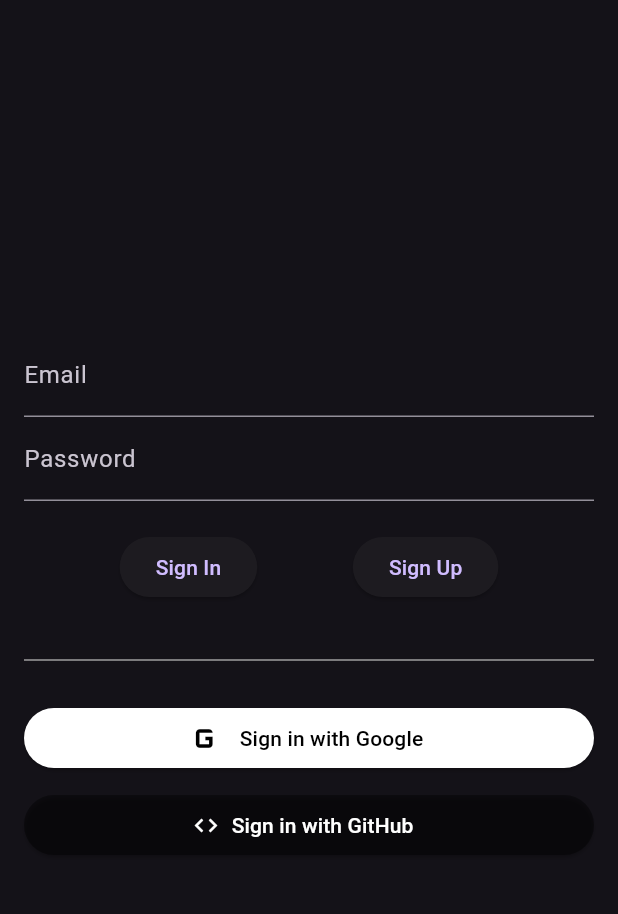
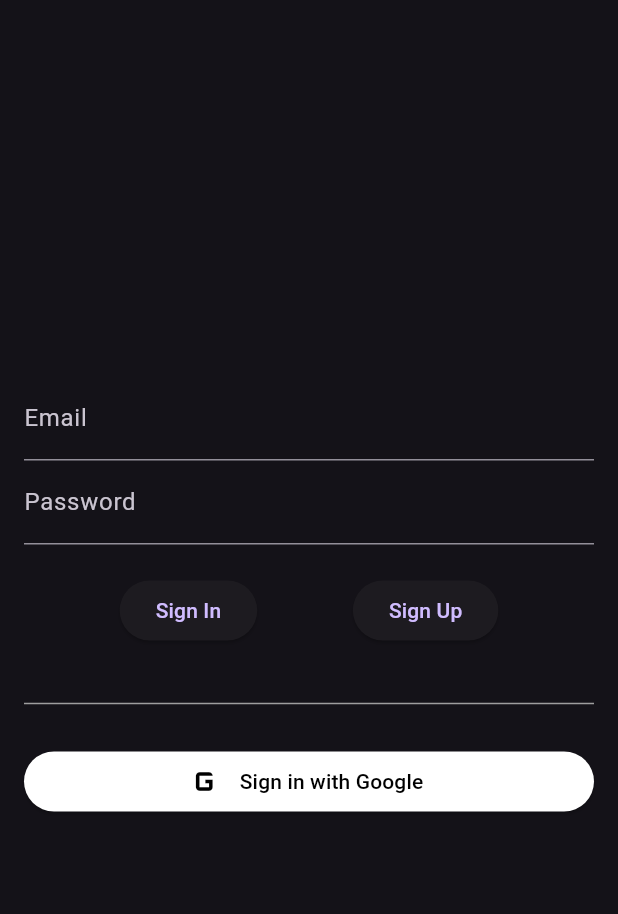
Before and after one commit to paarthM007/SCDO, a Flutter app: the screen it shows after launch, on a phone screen of 412 x 824 dp, the part 63-977 px from its top. Run offline on Flutter 3.47's test engine with Material 3 defaults, Android fonts, the phone set to English and light mode, and no system bars; our stand-ins replace firebase_auth, firebase_core; accounts and stored records are empty.

Commit message:
Github Removed
sign in with github removed

```diff
--- a/frontend_scdo_app/lib/main.dart
+++ b/frontend_scdo_app/lib/main.dart
@@ -83,14 +83,14 @@ class _LoginScreenState extends State<LoginScreen> {
     }
   }
 
-  Future<void> _signInWithGitHub() async {
-    try {
-      GithubAuthProvider githubProvider = GithubAuthProvider();
-      await FirebaseAuth.instance.signInWithProvider(githubProvider);
-    } catch (e) {
-      setState(() => _error = "GitHub Sign-In Error: $e");
-    }
-  }
+  // Future<void> _signInWithGitHub() async {
+  //   try {
+  //     GithubAuthProvider githubProvider = GithubAuthProvider();
+  //     await FirebaseAuth.instance.signInWithProvider(githubProvider);
+  //   } catch (e) {
+  //     setState(() => _error = "GitHub Sign-In Error: $e");
+  //   }
+  // }
 
   // ──────────────────────────────────────────────────────────────
 
@@ -131,16 +131,16 @@ class _LoginScreenState extends State<LoginScreen> {
                 onPressed: _signInWithGoogle,
               ),
             ),
-            SizedBox(height: 10),
-            SizedBox(
-              width: double.infinity,
-              child: ElevatedButton.icon(
-                style: ElevatedButton.styleFrom(backgroundColor: Colors.black38, foregroundColor: Colors.white),
-                icon: Icon(Icons.code), // generic icon for Github
-                label: Text("Sign in with GitHub"),
-                onPressed: _signInWithGitHub,
-              ),
-            ),
+            // SizedBox(height: 10),
+            // SizedBox(
+            //   width: double.infinity,
+            //   child: ElevatedButton.icon(
+            //     style: ElevatedButton.styleFrom(backgroundColor: Colors.black38, foregroundColor: Colors.white),
+            //     icon: Icon(Icons.code), // generic icon for Github
+            //     label: Text("Sign in with GitHub"),
+            //     onPressed: _signInWithGitHub,
+            //   ),
+            // ),
           ],
         ),
       ),
```
